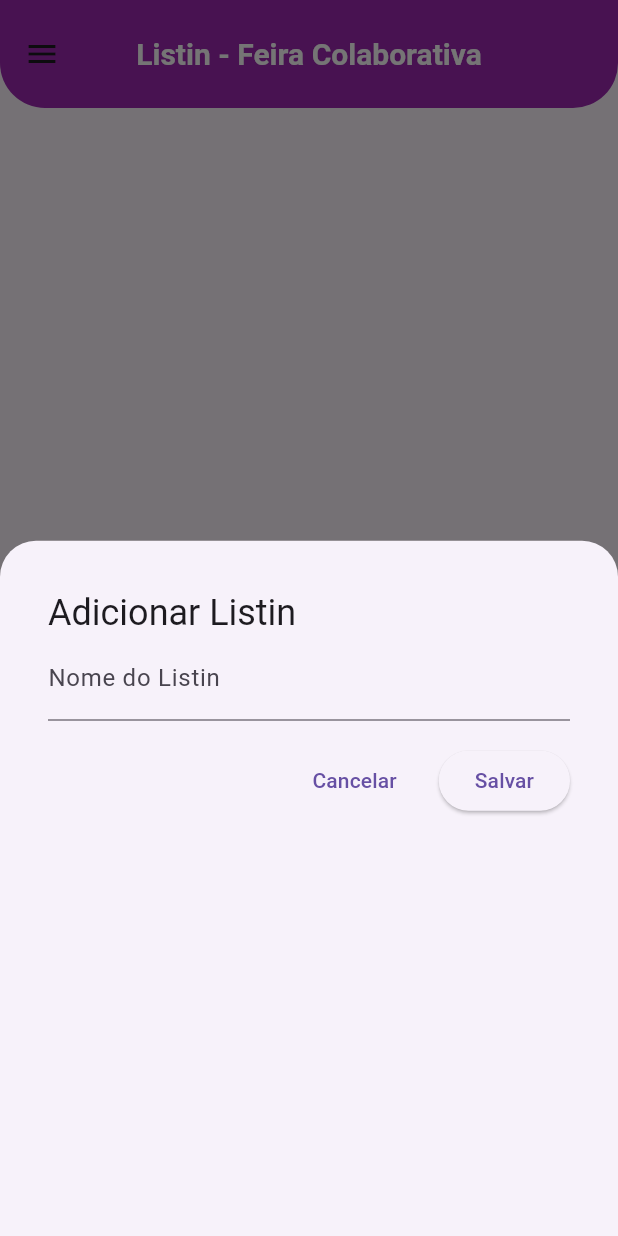
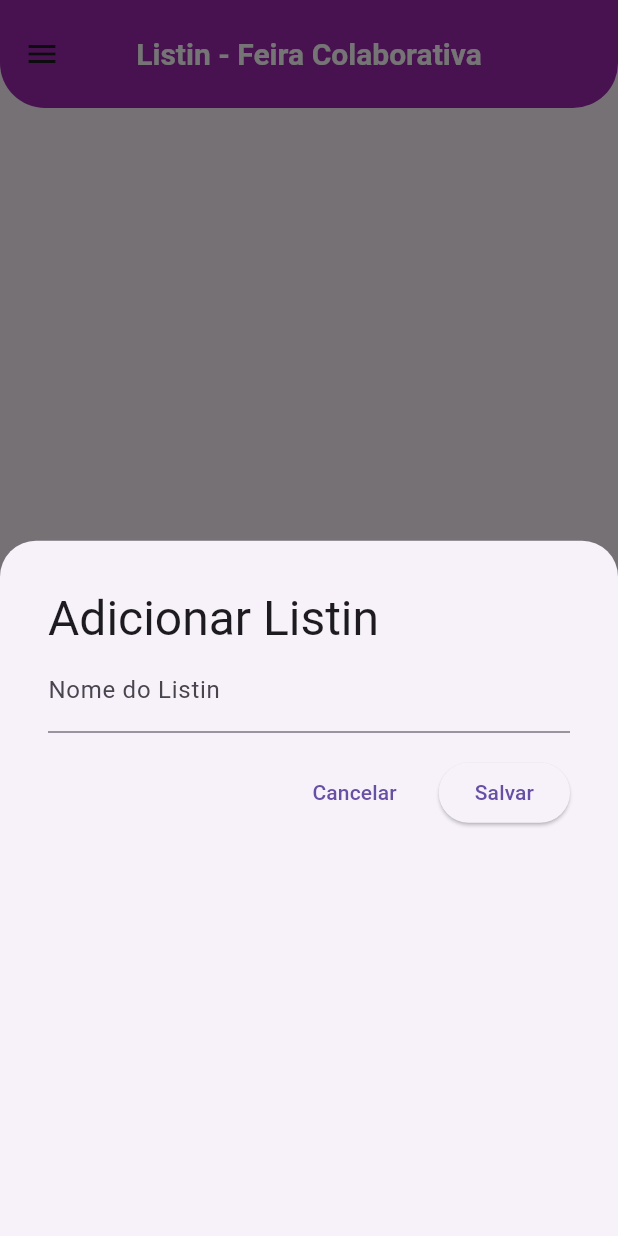
Before and after one commit to Brunokrk/Learning_Firebase_with_Flutter, a Flutter app: the screen it shows once a user with an empty profile is signed in, after a tap on the "add" icon, on a phone screen of 412 x 824 dp. Run offline on Flutter 3.47's test engine with Material 3 defaults, Android fonts, the phone set to English and light mode, and no system bars; our stand-ins replace cloud_firestore, firebase_auth, firebase_core, firebase_storage, image_picker; accounts and stored records are empty; generated files the repository leaves out were written again.

Commit message:
att proj

```diff
--- a/listing_tasks_app/lib/authentication/screens/auth_screen.dart
+++ b/listing_tasks_app/lib/authentication/screens/auth_screen.dart
@@ -43,8 +43,8 @@ class _AuthScreenState extends State<AuthScreen> {
                   mainAxisAlignment: MainAxisAlignment.center,
                   crossAxisAlignment: CrossAxisAlignment.stretch,
                   children: [
-                    Image.network(
-                      "https://tse1.mm.bing.net/th/id/OIG4.pE2z6_8.yuUGZuCSzjzL?pid=ImgGn",
+                    Image.asset(
+                      "assets/images/2721299.png",
                       height: 140,
                     ),
                     Padding(
--- a/listing_tasks_app/lib/firestore/presentation/home_screen.dart
+++ b/listing_tasks_app/lib/firestore/presentation/home_screen.dart
@@ -165,7 +165,7 @@ class _HomeScreenState extends State<HomeScreen> {
           // Formulário com Título, Campo e Botões
           child: ListView(
             children: [
-              Text(title, style: Theme.of(context).textTheme.headline5),
+              Text(title, style: Theme.of(context).textTheme.headlineLarge),
               TextFormField(
                 controller: nameController,
                 decoration:
--- a/listing_tasks_app/lib/firestore_produtos/presentation/produto_screen.dart
+++ b/listing_tasks_app/lib/firestore_produtos/presentation/produto_screen.dart
@@ -205,7 +205,8 @@ class _ProdutoScreenState extends State<ProdutoScreen> {
           // Formulário com Título, Campo e Botões
           child: ListView(
             children: [
-              Text(labelTitle, style: Theme.of(context).textTheme.headline5),
+              Text(labelTitle, style: Theme.of(context).textTheme.headlineLarge
+              ),
               TextFormField(
                 controller: nameController,
                 keyboardType: TextInputType.name,
--- a/listing_tasks_app/lib/main.dart
+++ b/listing_tasks_app/lib/main.dart
@@ -1,11 +1,8 @@
-import 'package:cloud_firestore/cloud_firestore.dart';
 import 'package:firebase_auth/firebase_auth.dart';
 import 'package:flutter/material.dart';
 import 'package:firebase_core/firebase_core.dart';
-import 'package:listing_tasks_app/_core/my_colors.dart';
 import 'package:listing_tasks_app/authentication/screens/auth_screen.dart';
 import 'package:listing_tasks_app/firestore/presentation/home_screen.dart';
-import 'package:listing_tasks_app/storage/storage_screen.dart';
 import 'firebase_options.dart';
 
 void main() async {
@@ -16,8 +13,6 @@ void main() async {
   );
 
   runApp(const MyApp());
-
-  FirebaseFirestore firestore = FirebaseFirestore.instance;
 }
 
 class MyApp extends StatelessWidget {
--- a/listing_tasks_app/pubspec.yaml
+++ b/listing_tasks_app/pubspec.yaml
@@ -64,6 +64,8 @@ flutter:
   # included with your application, so that you can use the icons in
   # the material Icons class.
   uses-material-design: true
+  assets:
+    - assets/images/
 
   # To add assets to your application, add an assets section, like this:
   # assets:
```
Also changed, not shown: listing_tasks_app/assets/images/2721299.png (added), listing_tasks_app/assets/images/pngtree-to-do-list-sticker-3d-graphic-png-image_13869211.png (added), listing_tasks_app/pubspec.lock, 139 other files.
